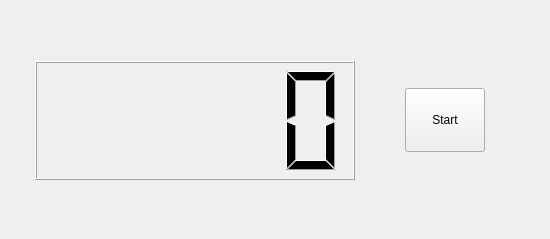
This is ScreenRecorder/ScreenRecorder/ScreenRecorder.ui in ForSuhr/ScreenRecorder as Qt 5 draws it before an edit. The edited form follows.
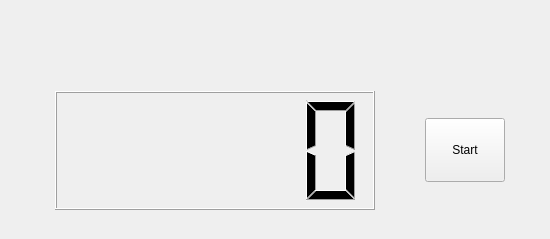
This is the edited form.

Patch:
```diff
--- a/ScreenRecorder/ScreenRecorder/ScreenRecorder.ui
+++ b/ScreenRecorder/ScreenRecorder/ScreenRecorder.ui
@@ -16,8 +16,8 @@
   <widget class="QWidget" name="layoutWidget">
    <property name="geometry">
     <rect>
-     <x>20</x>
-     <y>50</y>
+     <x>40</x>
+     <y>80</y>
      <width>481</width>
      <height>141</height>
     </rect>
```
